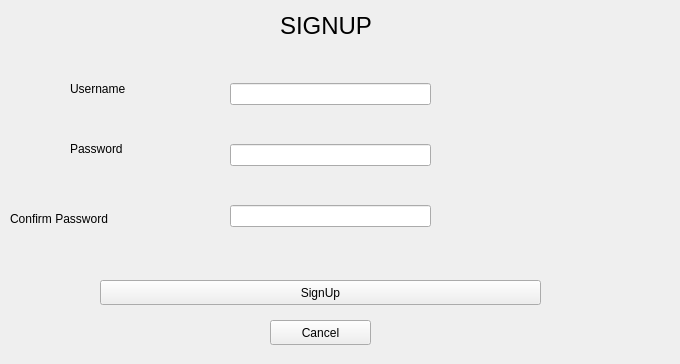
Qt form Assignment2/C++/graphics/newusersignup.ui (faranahmad/COP290) before a commit.
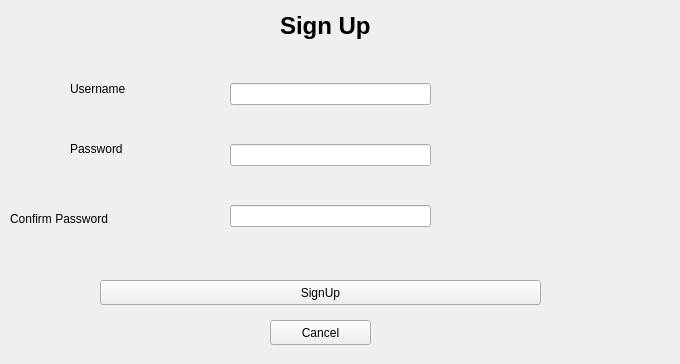
The same form after that commit.

```diff
--- a/Assignment2/C++/graphics/newusersignup.ui
+++ b/Assignment2/C++/graphics/newusersignup.ui
@@ -38,10 +38,12 @@
    <property name="font">
     <font>
      <pointsize>18</pointsize>
+     <weight>75</weight>
+     <bold>true</bold>
     </font>
    </property>
    <property name="text">
-    <string>SIGNUP</string>
+    <string>Sign Up</string>
    </property>
   </widget>
   <widget class="QToolButton" name="toolButton_2">
@@ -83,7 +85,7 @@
     <string/>
    </property>
   </widget>
-  <widget class="QWidget" name="">
+  <widget class="QWidget" name="layoutWidget">
    <property name="geometry">
     <rect>
      <x>230</x>
```
